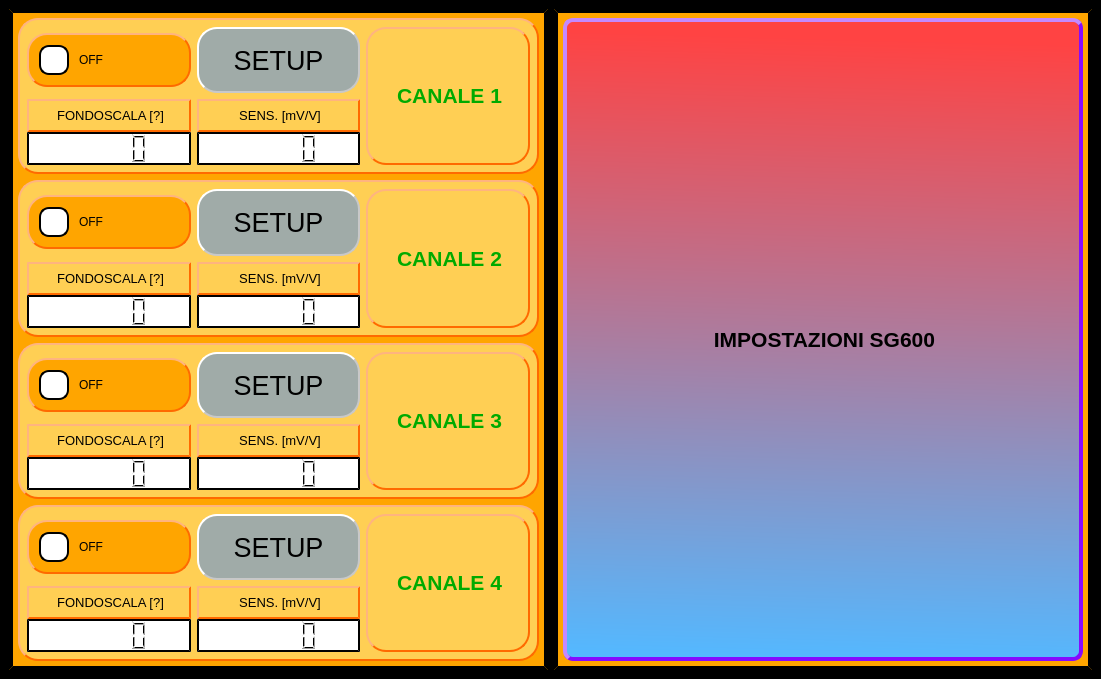
The window that Qt Creator/QT_Finestra_#2.ui (Mixer97/tesi_triennale) describes before a commit, drawn with Qt 5.
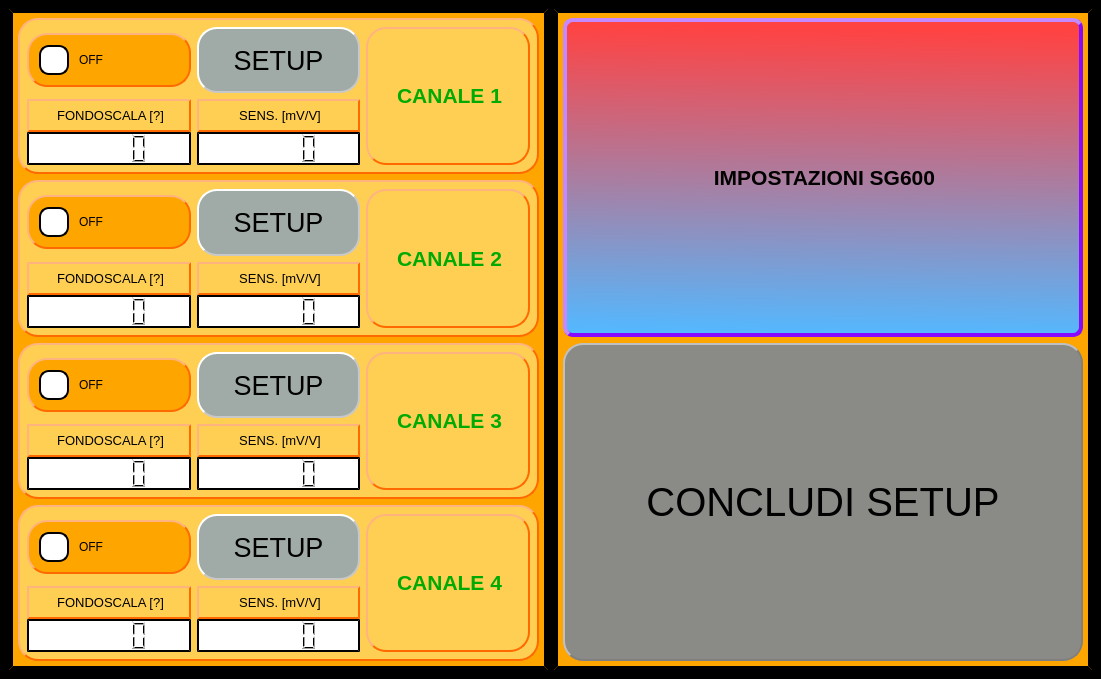
The same window after the commit.

Patch:
```diff
--- a/Qt Creator/QT_Finestra_#2.ui
+++ b/Qt Creator/QT_Finestra_#2.ui
@@ -907,7 +907,40 @@
         </property>
         <layout class="QGridLayout" name="gridLayout_26">
          <item row="2" column="0">
-          <layout class="QGridLayout" name="gridLayout_27"/>
+          <layout class="QGridLayout" name="gridLayout_27">
+           <item row="0" column="0">
+            <widget class="QPushButton" name="pushButton">
+             <property name="sizePolicy">
+              <sizepolicy hsizetype="Minimum" vsizetype="Ignored">
+               <horstretch>0</horstretch>
+               <verstretch>0</verstretch>
+              </sizepolicy>
+             </property>
+             <property name="font">
+              <font>
+               <pointsize>30</pointsize>
+              </font>
+             </property>
+             <property name="styleSheet">
+              <string notr="true">QWidget {
+	background-color:rgb(138, 139, 135); 
+	border-style: outset;
+    border-width: 2px;
+    border-color: grey;
+	border-style: outset;
+	border-radius: 20px;
+}
+QPushButton{
+	color: rgb(0,0,0);
+}
+</string>
+             </property>
+             <property name="text">
+              <string>CONCLUDI SETUP</string>
+             </property>
+            </widget>
+           </item>
+          </layout>
          </item>
          <item row="0" column="0">
           <layout class="QGridLayout" name="gridLayout_25">
```
